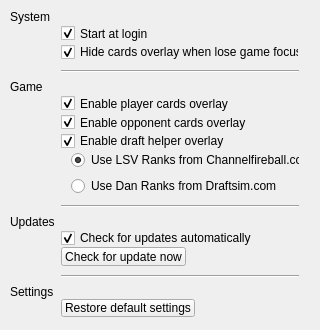
First picture: the form in src/ui/tabgeneral.ui, repository HearthSim/LotusTracker, before the edit.
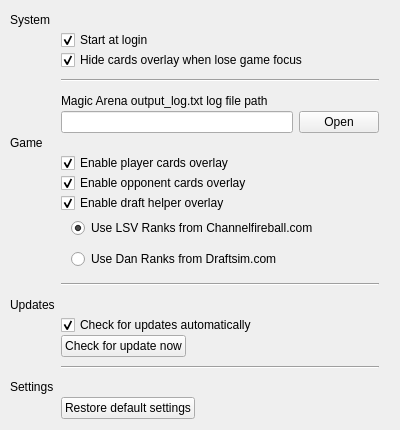
Second picture: the form after the edit.

What changed in the file:
```diff
--- a/src/ui/tabgeneral.ui
+++ b/src/ui/tabgeneral.ui
@@ -6,20 +6,20 @@
    <rect>
     <x>0</x>
     <y>0</y>
-    <width>320</width>
-    <height>330</height>
+    <width>400</width>
+    <height>430</height>
    </rect>
   </property>
   <property name="minimumSize">
    <size>
-    <width>320</width>
-    <height>330</height>
+    <width>400</width>
+    <height>430</height>
    </size>
   </property>
   <property name="windowTitle">
    <string>General</string>
   </property>
-  <layout class="QGridLayout" name="gridLayout" rowstretch="0,0,0,0,0,0,0,0,0,0,0,0,0,0,0,0,0,0,0,0,0,0,0,0,0,0,0,0,0,0,0,0,0" columnstretch="0,0,0">
+  <layout class="QGridLayout" name="gridLayout" rowstretch="0,0,0,0,0,0,0,0,0,0,0,0,0,0,0,0,0,0,0,0,0,0,0,0,0,0,0,0,0,0,0,0,0,0,0,0,0,0" columnstretch="0,0,0">
    <property name="sizeConstraint">
     <enum>QLayout::SetDefaultConstraint</enum>
    </property>
@@ -35,7 +35,94 @@
    <property name="verticalSpacing">
     <number>0</number>
    </property>
-   <item row="32" column="1">
+   <item row="26" column="1">
+    <widget class="QCheckBox" name="cbAutoUpdate">
+     <property name="statusTip">
+      <string>Automatically verify for new versions</string>
+     </property>
+     <property name="text">
+      <string>Check for updates automatically</string>
+     </property>
+     <property name="checked">
+      <bool>true</bool>
+     </property>
+    </widget>
+   </item>
+   <item row="30" column="0">
+    <widget class="QLabel" name="label_3">
+     <property name="text">
+      <string>Settings</string>
+     </property>
+    </widget>
+   </item>
+   <item row="10" column="1">
+    <widget class="QCheckBox" name="cbPOEnabled">
+     <property name="statusTip">
+      <string>Show player deck with cards drawn</string>
+     </property>
+     <property name="text">
+      <string>Enable player cards overlay</string>
+     </property>
+     <property name="checked">
+      <bool>true</bool>
+     </property>
+    </widget>
+   </item>
+   <item row="16" column="1" rowspan="3">
+    <layout class="QHBoxLayout" name="horizontalLayout_2">
+     <item>
+      <spacer name="horizontalSpacer">
+       <property name="orientation">
+        <enum>Qt::Horizontal</enum>
+       </property>
+       <property name="sizeType">
+        <enum>QSizePolicy::Fixed</enum>
+       </property>
+       <property name="sizeHint" stdset="0">
+        <size>
+         <width>10</width>
+         <height>20</height>
+        </size>
+       </property>
+      </spacer>
+     </item>
+     <item>
+      <layout class="QVBoxLayout" name="verticalLayout">
+       <item>
+        <widget class="QRadioButton" name="rbRankLSV">
+         <property name="text">
+          <string>Use LSV Ranks from Channelfireball.com</string>
+         </property>
+         <property name="checked">
+          <bool>true</bool>
+         </property>
+        </widget>
+       </item>
+       <item>
+        <widget class="QRadioButton" name="rbRankDraftsim">
+         <property name="text">
+          <string>Use Dan Ranks from Draftsim.com</string>
+         </property>
+        </widget>
+       </item>
+      </layout>
+     </item>
+    </layout>
+   </item>
+   <item row="28" column="1">
+    <widget class="Line" name="line">
+     <property name="minimumSize">
+      <size>
+       <width>0</width>
+       <height>20</height>
+      </size>
+     </property>
+     <property name="orientation">
+      <enum>Qt::Horizontal</enum>
+     </property>
+    </widget>
+   </item>
+   <item row="37" column="1">
     <layout class="QHBoxLayout" name="horizontalLayout_5">
      <item>
       <widget class="QPushButton" name="btReset">
@@ -62,32 +149,79 @@
      </item>
     </layout>
    </item>
-   <item row="19" column="1">
-    <widget class="Line" name="line_3">
-     <property name="minimumSize">
-      <size>
-       <width>0</width>
-       <height>20</height>
-      </size>
+   <item row="12" column="1">
+    <widget class="QCheckBox" name="cbDOEnabled">
+     <property name="statusTip">
+      <string>Draft help show you cards ranking</string>
      </property>
-     <property name="orientation">
-      <enum>Qt::Horizontal</enum>
+     <property name="text">
+      <string>Enable draft helper overlay</string>
      </property>
+     <property name="checked">
+      <bool>true</bool>
+     </property>
     </widget>
    </item>
-   <item row="1" column="1">
-    <widget class="QCheckBox" name="cbStartAtLogin">
+   <item row="27" column="1">
+    <layout class="QHBoxLayout" name="horizontalLayout_9">
+     <item>
+      <widget class="QPushButton" name="btCheckUpdate">
+       <property name="statusTip">
+        <string>Verify if there is a new version now</string>
+       </property>
+       <property name="text">
+        <string>Check for update now</string>
+       </property>
+      </widget>
+     </item>
+     <item>
+      <spacer name="horizontalSpacer_12">
+       <property name="orientation">
+        <enum>Qt::Horizontal</enum>
+       </property>
+       <property name="sizeHint" stdset="0">
+        <size>
+         <width>20</width>
+         <height>20</height>
+        </size>
+       </property>
+      </spacer>
+     </item>
+    </layout>
+   </item>
+   <item row="5" column="1">
+    <widget class="QCheckBox" name="cbHideOnLoseGameFocus">
      <property name="statusTip">
       <string>Start Lotus Tracker with system</string>
      </property>
      <property name="text">
-      <string>Start at login</string>
+      <string>Hide cards overlay when lose game focus</string>
      </property>
      <property name="checked">
       <bool>true</bool>
      </property>
     </widget>
    </item>
+   <item row="11" column="1">
+    <widget class="QCheckBox" name="cbOOEnabled">
+     <property name="statusTip">
+      <string>Show opponent cards drawn</string>
+     </property>
+     <property name="text">
+      <string>Enable opponent cards overlay</string>
+     </property>
+     <property name="checked">
+      <bool>true</bool>
+     </property>
+    </widget>
+   </item>
+   <item row="7" column="1">
+    <widget class="QLabel" name="label_5">
+     <property name="text">
+      <string>Magic Arena output_log.txt log file path</string>
+     </property>
+    </widget>
+   </item>
    <item row="1" column="2">
     <spacer name="horizontalSpacer_6">
      <property name="orientation">
@@ -104,27 +238,7 @@
      </property>
     </spacer>
    </item>
-   <item row="7" column="0">
-    <widget class="QLabel" name="label_4">
-     <property name="text">
-      <string>Game</string>
-     </property>
-    </widget>
-   </item>
-   <item row="5" column="1">
-    <widget class="QCheckBox" name="cbHideOnLoseGameFocus">
-     <property name="statusTip">
-      <string>When change focus to other apps, hide cards overlay.</string>
-     </property>
-     <property name="text">
-      <string>Hide cards overlay when lose game focus</string>
-     </property>
-     <property name="checked">
-      <bool>true</bool>
-     </property>
-    </widget>
-   </item>
-   <item row="20" column="0">
+   <item row="25" column="0">
     <widget class="QLabel" name="label_2">
      <property name="text">
       <string>Updates</string>
@@ -144,19 +258,6 @@
      </property>
     </widget>
    </item>
-   <item row="9" column="1">
-    <widget class="QCheckBox" name="cbOOEnabled">
-     <property name="statusTip">
-      <string>Show opponent cards drawn</string>
-     </property>
-     <property name="text">
-      <string>Enable opponent cards overlay</string>
-     </property>
-     <property name="checked">
-      <bool>true</bool>
-     </property>
-    </widget>
-   </item>
    <item row="0" column="0">
     <widget class="QLabel" name="label">
      <property name="text">
@@ -164,82 +265,28 @@
      </property>
     </widget>
    </item>
-   <item row="10" column="1">
-    <widget class="QCheckBox" name="cbDOEnabled">
+   <item row="9" column="0">
+    <widget class="QLabel" name="label_4">
+     <property name="text">
+      <string>Game</string>
+     </property>
+    </widget>
+   </item>
+   <item row="1" column="1">
+    <widget class="QCheckBox" name="cbStartAtLogin">
      <property name="statusTip">
       <string>Draft help show you cards ranking</string>
      </property>
      <property name="text">
-      <string>Enable draft helper overlay</string>
+      <string>Start at login</string>
      </property>
      <property name="checked">
       <bool>true</bool>
      </property>
     </widget>
    </item>
-   <item row="14" column="1" rowspan="3">
-    <layout class="QHBoxLayout" name="horizontalLayout_2">
-     <item>
-      <spacer name="horizontalSpacer">
-       <property name="orientation">
-        <enum>Qt::Horizontal</enum>
-       </property>
-       <property name="sizeType">
-        <enum>QSizePolicy::Fixed</enum>
-       </property>
-       <property name="sizeHint" stdset="0">
-        <size>
-         <width>10</width>
-         <height>20</height>
-        </size>
-       </property>
-      </spacer>
-     </item>
-     <item>
-      <layout class="QVBoxLayout" name="verticalLayout">
-       <item>
-        <widget class="QRadioButton" name="rbRankLSV">
-         <property name="text">
-          <string>Use LSV Ranks from Channelfireball.com</string>
-         </property>
-         <property name="checked">
-          <bool>true</bool>
-         </property>
-        </widget>
-       </item>
-       <item>
-        <widget class="QRadioButton" name="rbRankDraftsim">
-         <property name="text">
-          <string>Use Dan Ranks from Draftsim.com</string>
-         </property>
-        </widget>
-       </item>
-      </layout>
-     </item>
-    </layout>
-   </item>
    <item row="21" column="1">
-    <widget class="QCheckBox" name="cbAutoUpdate">
-     <property name="statusTip">
-      <string>Automatically verify for new versions</string>
-     </property>
-     <property name="text">
-      <string>Check for updates automatically</string>
-     </property>
-     <property name="checked">
-      <bool>true</bool>
-     </property>
-    </widget>
-   </item>
-   <item row="25" column="0">
-    <widget class="QLabel" name="label_3">
-     <property name="text">
-      <string>Settings</string>
-     </property>
-    </widget>
-   </item>
-   <item row="23" column="1">
-    <widget class="Line" name="line">
+    <widget class="Line" name="line_3">
      <property name="minimumSize">
       <size>
        <width>0</width>
@@ -252,43 +299,17 @@
     </widget>
    </item>
    <item row="8" column="1">
-    <widget class="QCheckBox" name="cbPOEnabled">
-     <property name="statusTip">
-      <string>Show player deck with cards drawn</string>
-     </property>
-     <property name="text">
-      <string>Enable player cards overlay</string>
-     </property>
-     <property name="checked">
-      <bool>true</bool>
-     </property>
-    </widget>
-   </item>
-   <item row="22" column="1">
-    <layout class="QHBoxLayout" name="horizontalLayout_9">
+    <layout class="QHBoxLayout" name="horizontalLayout">
      <item>
-      <widget class="QPushButton" name="btCheckUpdate">
-       <property name="statusTip">
-        <string>Verify if there is a new version now</string>
-       </property>
+      <widget class="QLineEdit" name="leLog"/>
+     </item>
+     <item>
+      <widget class="QPushButton" name="btOpenLog">
        <property name="text">
-        <string>Check for update now</string>
+        <string>Open</string>
        </property>
       </widget>
      </item>
-     <item>
-      <spacer name="horizontalSpacer_12">
-       <property name="orientation">
-        <enum>Qt::Horizontal</enum>
-       </property>
-       <property name="sizeHint" stdset="0">
-        <size>
-         <width>20</width>
-         <height>20</height>
-        </size>
-       </property>
-      </spacer>
-     </item>
     </layout>
    </item>
   </layout>
```
Left out of the diff: 4 changed lines with no effect on the pictures.
